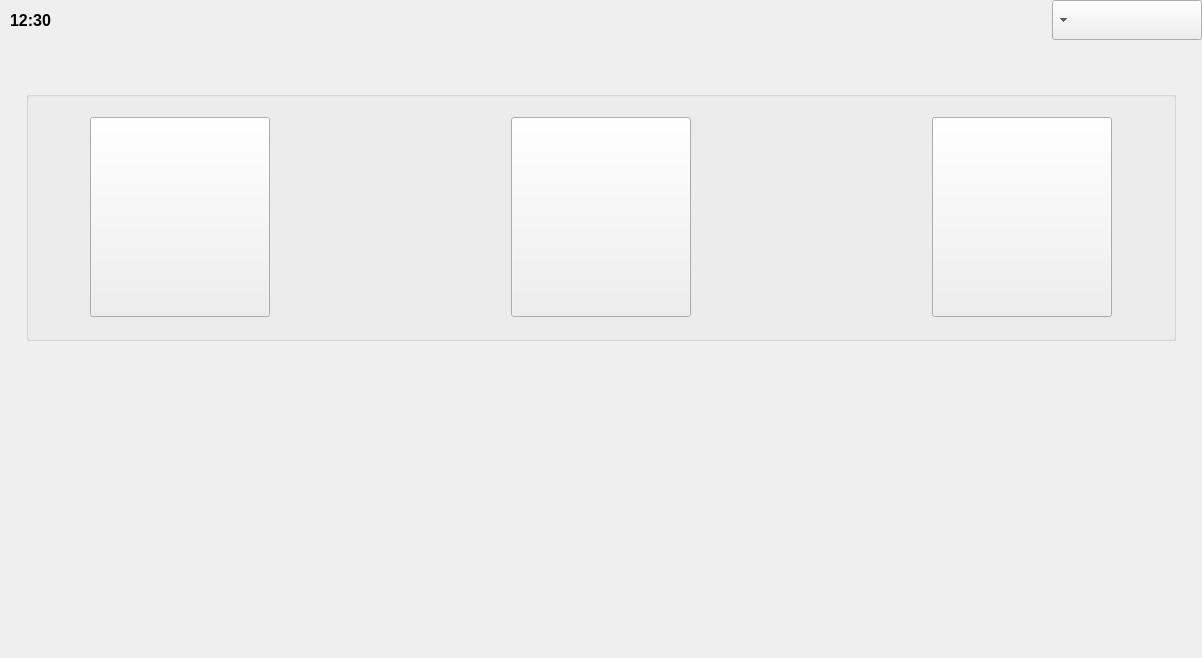
This is teacher.ui in dkithmal/BinduProjectTeacher as Qt 5 draws it before an edit. The edited form follows.
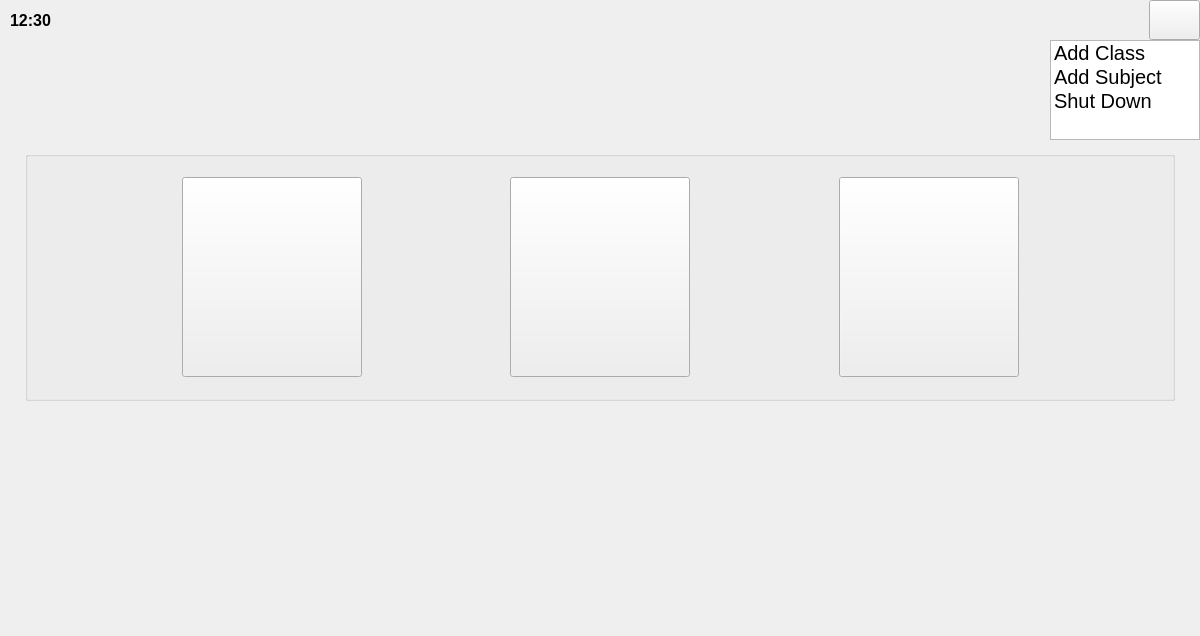
This is the edited form.

Commit message: teacher dekstop changed

```diff
--- a/teacher.ui
+++ b/teacher.ui
@@ -6,8 +6,8 @@
    <rect>
     <x>0</x>
     <y>0</y>
-    <width>1202</width>
-    <height>658</height>
+    <width>1200</width>
+    <height>636</height>
    </rect>
   </property>
   <property name="font">
@@ -18,7 +18,7 @@
   <property name="windowTitle">
    <string>Teacher</string>
   </property>
-  <layout class="QGridLayout" name="gridLayout">
+  <layout class="QGridLayout" name="gridLayout_6">
    <property name="leftMargin">
     <number>0</number>
    </property>
@@ -34,6 +34,19 @@
    <property name="spacing">
     <number>0</number>
    </property>
+   <item row="3" column="0">
+    <spacer name="verticalSpacer_3">
+     <property name="orientation">
+      <enum>Qt::Vertical</enum>
+     </property>
+     <property name="sizeHint" stdset="0">
+      <size>
+       <width>20</width>
+       <height>40</height>
+      </size>
+     </property>
+    </spacer>
+   </item>
    <item row="0" column="0">
     <widget class="QWidget" name="wMainWidget" native="true">
      <layout class="QGridLayout" name="gridLayout_4">
@@ -87,55 +100,6 @@
          <property name="spacing">
           <number>0</number>
          </property>
-         <item row="0" column="3">
-          <widget class="QComboBox" name="cBSettings">
-           <property name="minimumSize">
-            <size>
-             <width>150</width>
-             <height>40</height>
-            </size>
-           </property>
-           <property name="maximumSize">
-            <size>
-             <width>150</width>
-             <height>40</height>
-            </size>
-           </property>
-           <property name="font">
-            <font>
-             <pointsize>15</pointsize>
-             <weight>50</weight>
-             <bold>false</bold>
-            </font>
-           </property>
-           <property name="layoutDirection">
-            <enum>Qt::RightToLeft</enum>
-           </property>
-           <property name="sizeAdjustPolicy">
-            <enum>QComboBox::AdjustToMinimumContentsLengthWithIcon</enum>
-           </property>
-           <item>
-            <property name="text">
-             <string/>
-            </property>
-           </item>
-           <item>
-            <property name="text">
-             <string>Administration</string>
-            </property>
-           </item>
-           <item>
-            <property name="text">
-             <string>Add Subject</string>
-            </property>
-           </item>
-           <item>
-            <property name="text">
-             <string>Shut Down</string>
-            </property>
-           </item>
-          </widget>
-         </item>
          <item row="0" column="1">
           <widget class="QLabel" name="lClock">
            <property name="minimumSize">
@@ -191,44 +155,94 @@
            </property>
           </spacer>
          </item>
+         <item row="0" column="3">
+          <widget class="QPushButton" name="pBSettings">
+           <property name="minimumSize">
+            <size>
+             <width>40</width>
+             <height>40</height>
+            </size>
+           </property>
+           <property name="text">
+            <string/>
+           </property>
+          </widget>
+         </item>
         </layout>
+       </widget>
+      </item>
+     </layout>
+     <zorder>wHeader</zorder>
+     <zorder>horizontalSpacer_6</zorder>
        </widget>
       </item>
       <item row="1" column="0">
-       <widget class="QWidget" name="wBody" native="true">
+    <widget class="QWidget" name="widget_2" native="true">
+     <property name="minimumSize">
+      <size>
+       <width>0</width>
+       <height>100</height>
+      </size>
+     </property>
+     <property name="maximumSize">
+      <size>
+       <width>16777215</width>
+       <height>100</height>
+      </size>
+     </property>
+     <layout class="QGridLayout" name="gridLayout">
+      <property name="leftMargin">
+       <number>0</number>
+      </property>
+      <property name="topMargin">
+       <number>0</number>
+      </property>
+      <property name="rightMargin">
+       <number>0</number>
+      </property>
+      <property name="bottomMargin">
+       <number>0</number>
+      </property>
+      <property name="spacing">
+       <number>0</number>
+      </property>
+      <item row="0" column="1">
+       <widget class="QListWidget" name="lWSettings">
+        <property name="minimumSize">
+         <size>
+          <width>150</width>
+          <height>100</height>
+         </size>
+        </property>
+        <property name="maximumSize">
+         <size>
+          <width>150</width>
+          <height>100</height>
+         </size>
+        </property>
         <property name="font">
          <font>
           <pointsize>15</pointsize>
          </font>
         </property>
-        <layout class="QGridLayout" name="gridLayout_6">
-         <item row="2" column="1">
-          <spacer name="verticalSpacer">
-           <property name="orientation">
-            <enum>Qt::Vertical</enum>
-           </property>
-           <property name="sizeHint" stdset="0">
-            <size>
-             <width>20</width>
-             <height>40</height>
-            </size>
-           </property>
-          </spacer>
-         </item>
-         <item row="1" column="2">
-          <spacer name="horizontalSpacer_3">
-           <property name="orientation">
-            <enum>Qt::Horizontal</enum>
-           </property>
-           <property name="sizeHint" stdset="0">
-            <size>
-             <width>40</width>
-             <height>20</height>
-            </size>
-           </property>
-          </spacer>
-         </item>
-         <item row="1" column="0">
+        <item>
+         <property name="text">
+          <string>Add Class</string>
+         </property>
+        </item>
+        <item>
+         <property name="text">
+          <string>Add Subject</string>
+         </property>
+        </item>
+        <item>
+         <property name="text">
+          <string>Shut Down</string>
+         </property>
+        </item>
+       </widget>
+      </item>
+      <item row="0" column="0">
           <spacer name="horizontalSpacer_2">
            <property name="orientation">
             <enum>Qt::Horizontal</enum>
@@ -241,7 +255,39 @@
            </property>
           </spacer>
          </item>
+     </layout>
+    </widget>
+   </item>
+   <item row="2" column="0">
+    <widget class="QWidget" name="widget" native="true">
+     <layout class="QGridLayout" name="gridLayout_2">
+      <item row="0" column="0">
+       <spacer name="horizontalSpacer_7">
+        <property name="orientation">
+         <enum>Qt::Horizontal</enum>
+        </property>
+        <property name="sizeHint" stdset="0">
+         <size>
+          <width>40</width>
+          <height>20</height>
+         </size>
+        </property>
+       </spacer>
+      </item>
          <item row="1" column="1">
+       <spacer name="verticalSpacer">
+        <property name="orientation">
+         <enum>Qt::Vertical</enum>
+        </property>
+        <property name="sizeHint" stdset="0">
+         <size>
+          <width>20</width>
+          <height>40</height>
+         </size>
+        </property>
+       </spacer>
+      </item>
+      <item row="0" column="1">
           <widget class="QGroupBox" name="groupBox">
            <property name="minimumSize">
             <size>
@@ -252,7 +298,7 @@
            <property name="title">
             <string/>
            </property>
-           <layout class="QGridLayout" name="gridLayout_7">
+        <layout class="QGridLayout" name="gridLayout_3">
             <item row="0" column="5">
              <widget class="QPushButton" name="pBManager">
               <property name="minimumSize">
@@ -266,7 +312,7 @@
               </property>
              </widget>
             </item>
-            <item row="0" column="2">
+         <item row="0" column="4">
              <spacer name="horizontalSpacer_5">
               <property name="orientation">
                <enum>Qt::Horizontal</enum>
@@ -279,17 +325,27 @@
               </property>
              </spacer>
             </item>
-            <item row="0" column="0">
+         <item row="0" column="2">
              <spacer name="horizontalSpacer_4">
               <property name="orientation">
                <enum>Qt::Horizontal</enum>
               </property>
-              <property name="sizeType">
-               <enum>QSizePolicy::Minimum</enum>
-              </property>
+           <property name="sizeHint" stdset="0">
+            <size>
+             <width>40</width>
+             <height>20</height>
+            </size>
+           </property>
+          </spacer>
+         </item>
+         <item row="0" column="0">
+          <spacer name="horizontalSpacer_3">
+           <property name="orientation">
+            <enum>Qt::Horizontal</enum>
+           </property>
               <property name="sizeHint" stdset="0">
                <size>
-                <width>50</width>
+             <width>40</width>
                 <height>20</height>
                </size>
               </property>
@@ -308,19 +364,6 @@
               </property>
              </widget>
             </item>
-            <item row="0" column="4">
-             <spacer name="horizontalSpacer_6">
-              <property name="orientation">
-               <enum>Qt::Horizontal</enum>
-              </property>
-              <property name="sizeHint" stdset="0">
-               <size>
-                <width>40</width>
-                <height>20</height>
-               </size>
-              </property>
-             </spacer>
-            </item>
             <item row="0" column="1">
              <widget class="QPushButton" name="pBHomeWork">
               <property name="minimumSize">
@@ -335,16 +378,13 @@
              </widget>
             </item>
             <item row="0" column="6">
-             <spacer name="horizontalSpacer_7">
+          <spacer name="horizontalSpacer_6">
               <property name="orientation">
                <enum>Qt::Horizontal</enum>
               </property>
-              <property name="sizeType">
-               <enum>QSizePolicy::Minimum</enum>
-              </property>
               <property name="sizeHint" stdset="0">
                <size>
-                <width>50</width>
+             <width>40</width>
                 <height>20</height>
                </size>
               </property>
@@ -353,24 +393,18 @@
            </layout>
           </widget>
          </item>
-         <item row="0" column="1">
-          <spacer name="verticalSpacer_2">
+      <item row="0" column="2">
+       <spacer name="horizontalSpacer_9">
            <property name="orientation">
-            <enum>Qt::Vertical</enum>
-           </property>
-           <property name="sizeType">
-            <enum>QSizePolicy::Minimum</enum>
-           </property>
+         <enum>Qt::Horizontal</enum>
+        </property>
            <property name="sizeHint" stdset="0">
             <size>
-             <width>20</width>
-             <height>40</height>
+          <width>40</width>
+          <height>20</height>
             </size>
            </property>
           </spacer>
-         </item>
-        </layout>
-       </widget>
       </item>
      </layout>
     </widget>
```
Left out of the diff: 6 changed lines with no effect on the pictures. Lines whose indentation alone changed are shown as unchanged. The commit also changes 2 other files.
